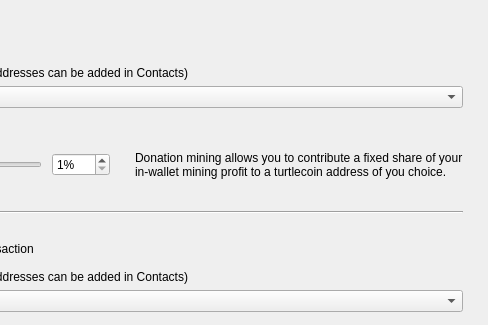
Qt form src/Gui/Options/DonationOptionsFrame.ui (lapolinarweb/ooze-wallet) before a commit; both pictures show x 213 to 701 and y 0 to 325 of the 701 by 540 pixel window.
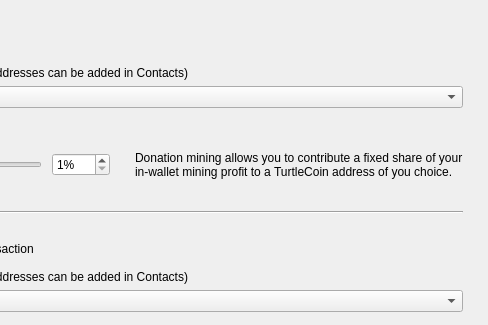
The same form after that commit. Custom widgets are drawn as their Qt base class.

```diff
--- a/src/Gui/Options/DonationOptionsFrame.ui
+++ b/src/Gui/Options/DonationOptionsFrame.ui
@@ -161,7 +161,7 @@
          </size>
         </property>
         <property name="text">
-         <string>Donation mining allows you to contribute a fixed share of your in-wallet mining profit to a turtlecoin address of you choice.</string>
+         <string>Donation mining allows you to contribute a fixed share of your in-wallet mining profit to a TurtleCoin address of you choice.</string>
         </property>
         <property name="wordWrap">
          <bool>true</bool>
```
